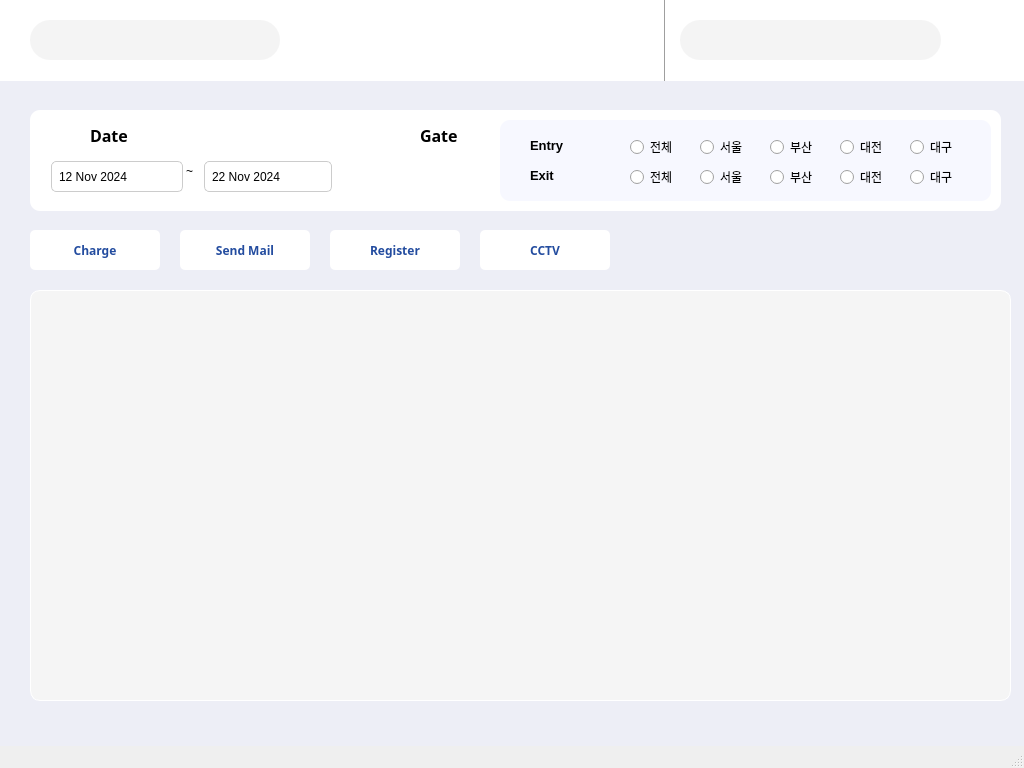
Above: qtclient/highpasswindow.ui from VedaHighPass/veda-qt-highpass-client before the change. Below: the same form after it.
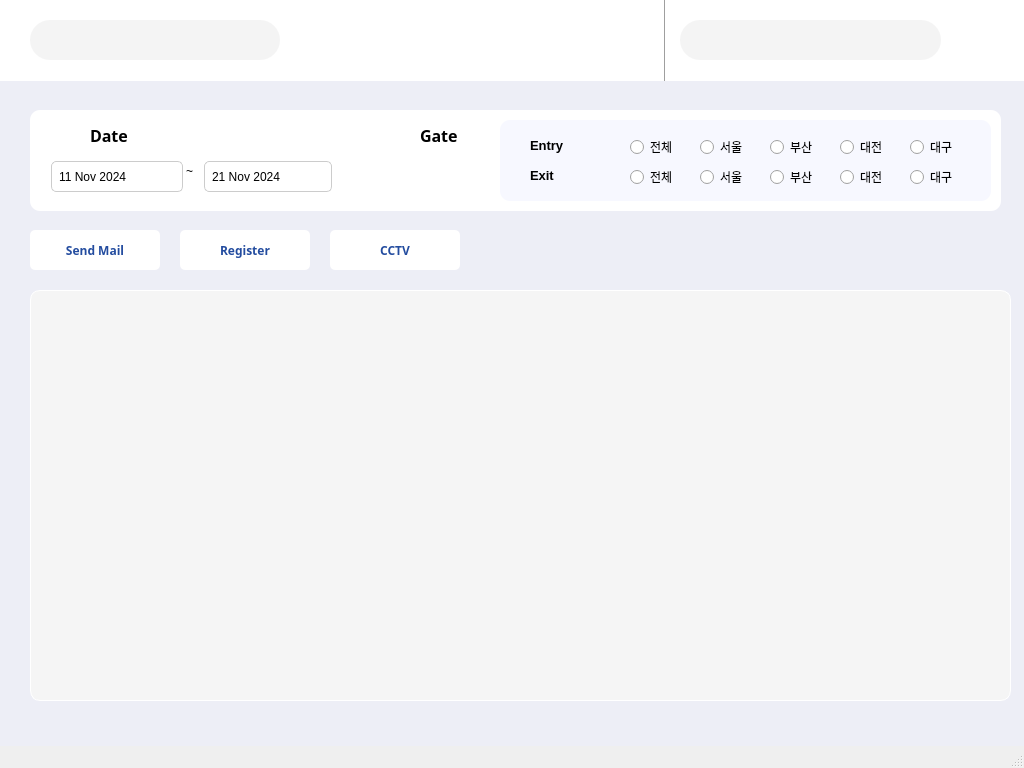
That is the form after the change. Icons and pictures are not drawn.

What changed in the file:
```diff
--- a/qtclient/highpasswindow.ui
+++ b/qtclient/highpasswindow.ui
@@ -86,7 +86,7 @@
      </size>
     </property>
    </widget>
-   <widget class="QPushButton" name="Charge_Button">
+   <widget class="QPushButton" name="mail_Button">
     <property name="geometry">
      <rect>
       <x>30</x>
@@ -98,7 +98,6 @@
     <property name="font">
      <font>
       <family>맑은 고딕</family>
-      <weight>75</weight>
       <bold>true</bold>
      </font>
     </property>
@@ -122,7 +121,7 @@
 }</string>
     </property>
     <property name="text">
-     <string>Charge</string>
+     <string>Send Mail</string>
     </property>
    </widget>
    <widget class="QLineEdit" name="search_Line">
@@ -245,49 +244,10 @@
      <string>~</string>
     </property>
    </widget>
-   <widget class="QPushButton" name="mail_Button">
-    <property name="geometry">
-     <rect>
-      <x>180</x>
-      <y>230</y>
-      <width>130</width>
-      <height>40</height>
-     </rect>
-    </property>
-    <property name="font">
-     <font>
-      <family>맑은 고딕</family>
-      <weight>75</weight>
-      <bold>true</bold>
-     </font>
-    </property>
-    <property name="styleSheet">
-     <string notr="true">QPushButton {
-	border-radius: 5px;
-	background-color: rgb(255, 255, 255);
-	width : 130px;
-	height: 40px;
-	/*color: rgb(19, 35, 255);*/
-	color : rgb(35, 76, 159);
-}
-QPushButton:pressed {
-	border: 1px solid #333333;
-	background-color: #222222;
-}
-
-QPushButton:hover {
-    background-color: rgb(35, 76, 159); /* 마우스 오버 시 배경색 */
-	color: white;
-}</string>
-    </property>
-    <property name="text">
-     <string>Send Mail</string>
-    </property>
-   </widget>
    <widget class="QPushButton" name="register_Button">
     <property name="geometry">
      <rect>
-      <x>330</x>
+      <x>180</x>
       <y>230</y>
       <width>130</width>
       <height>40</height>
@@ -296,7 +256,6 @@
     <property name="font">
      <font>
       <family>맑은 고딕</family>
-      <weight>75</weight>
       <bold>true</bold>
      </font>
     </property>
@@ -592,12 +551,12 @@
     </property>
     <property name="dateTime">
      <datetime>
-      <hour>0</hour>
+      <hour>15</hour>
       <minute>0</minute>
       <second>0</second>
       <year>2024</year>
       <month>11</month>
-      <day>12</day>
+      <day>11</day>
      </datetime>
     </property>
     <property name="calendarPopup">
@@ -677,12 +636,12 @@
     </property>
     <property name="dateTime">
      <datetime>
-      <hour>0</hour>
+      <hour>15</hour>
       <minute>0</minute>
       <second>0</second>
       <year>2024</year>
       <month>11</month>
-      <day>22</day>
+      <day>21</day>
      </datetime>
     </property>
     <property name="calendarPopup">
@@ -951,7 +910,7 @@
    <widget class="QPushButton" name="cctv_Button">
     <property name="geometry">
      <rect>
-      <x>480</x>
+      <x>330</x>
       <y>230</y>
       <width>130</width>
       <height>40</height>
@@ -960,7 +919,6 @@
     <property name="font">
      <font>
       <family>맑은 고딕</family>
-      <weight>75</weight>
       <bold>true</bold>
      </font>
     </property>
```
Left out of the diff: 15 changed lines with no effect on the pictures.
